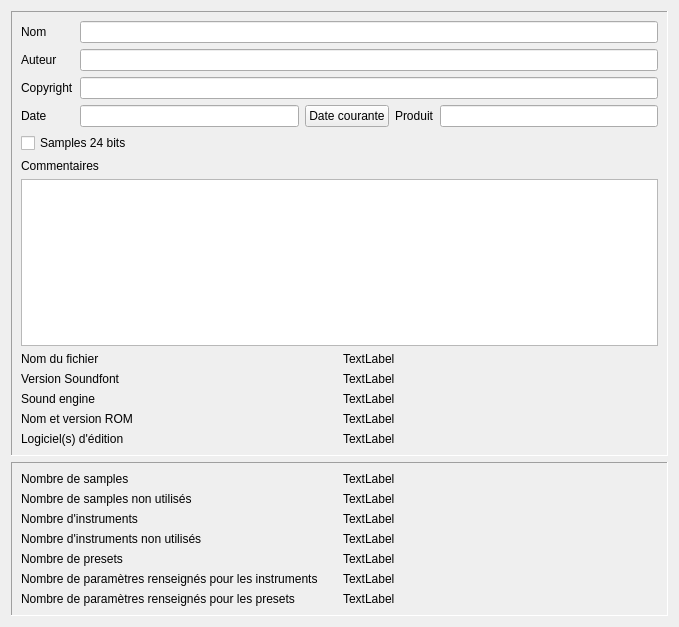
This is trunk/pages/page_sf2.ui in davy7125/polyphone as Qt 5 draws it before an edit. The edited form follows.
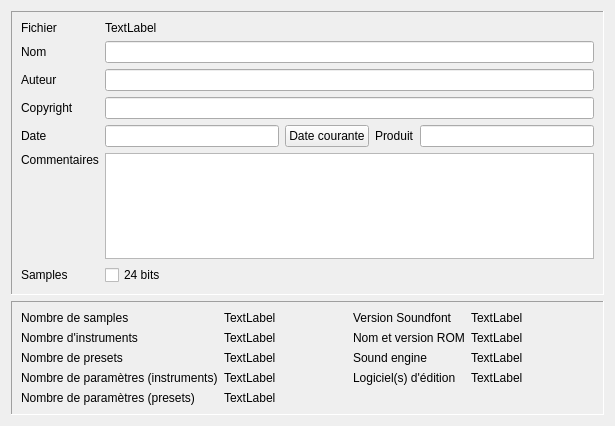
This is the edited form. Custom widgets are drawn as their Qt base class.

Commit message: sfz export (2/2) audio buffer size control restoration of the geometry and state of the window sustain pedal hold the keys volume controller control the main volume improvement of the help window about popup has changed global column has a background link or not stereo samples when editing automatic keyranges, max is 127 not 128 determination of rootkey according to sample name

The edit to the form file:
```diff
--- a/trunk/pages/page_sf2.ui
+++ b/trunk/pages/page_sf2.ui
@@ -6,8 +6,8 @@
    <rect>
     <x>0</x>
     <y>0</y>
-    <width>679</width>
-    <height>627</height>
+    <width>615</width>
+    <height>426</height>
    </rect>
   </property>
   <property name="windowTitle">
@@ -24,204 +24,123 @@
      </property>
      <layout class="QVBoxLayout" name="verticalLayout_9">
       <item>
-       <layout class="QHBoxLayout" name="horizontalLayout_3">
-        <property name="leftMargin">
-         <number>0</number>
-        </property>
-        <property name="rightMargin">
-         <number>0</number>
-        </property>
-        <item>
-         <layout class="QVBoxLayout" name="verticalLayout_10">
-          <property name="leftMargin">
-           <number>0</number>
+       <layout class="QGridLayout" name="gridLayout">
+        <item row="6" column="1">
+         <widget class="QCheckBox" name="check_24bits">
+          <property name="text">
+           <string>24 bits</string>
           </property>
-          <item>
-           <widget class="QLabel" name="label_21">
-            <property name="text">
-             <string>Nom</string>
-            </property>
-           </widget>
-          </item>
-          <item>
-           <widget class="QLabel" name="label_22">
-            <property name="text">
-             <string>Auteur</string>
-            </property>
-           </widget>
-          </item>
-          <item>
-           <widget class="QLabel" name="label_23">
-            <property name="text">
-             <string>Copyright</string>
-            </property>
-           </widget>
-          </item>
-          <item>
-           <widget class="QLabel" name="label_24">
-            <property name="text">
-             <string>Date</string>
-            </property>
-           </widget>
-          </item>
-         </layout>
+         </widget>
         </item>
-        <item>
-         <layout class="QVBoxLayout" name="verticalLayout_11">
-          <property name="leftMargin">
-           <number>0</number>
+        <item row="2" column="0">
+         <widget class="QLabel" name="label_22">
+          <property name="text">
+           <string>Auteur</string>
           </property>
-          <item>
-           <widget class="QLineEdit" name="lineEdit_name"/>
-          </item>
-          <item>
-           <widget class="QLineEdit" name="lineEdit_author"/>
-          </item>
-          <item>
-           <widget class="QLineEdit" name="lineEdit_copyright"/>
-          </item>
-          <item>
-           <layout class="QHBoxLayout" name="horizontalLayout_7">
-            <property name="topMargin">
-             <number>0</number>
-            </property>
-            <item>
-             <widget class="QLineEdit" name="lineEdit_date"/>
-            </item>
-            <item>
-             <widget class="QPushButton" name="pushButton_setNow">
-              <property name="text">
-               <string>Date courante</string>
-              </property>
-             </widget>
-            </item>
-            <item>
-             <widget class="QLabel" name="label_25">
-              <property name="text">
-               <string>Produit</string>
-              </property>
-             </widget>
-            </item>
-            <item>
-             <widget class="QLineEdit" name="lineEdit_product"/>
-            </item>
-           </layout>
-          </item>
-         </layout>
+         </widget>
         </item>
-       </layout>
-      </item>
-      <item>
-       <widget class="QCheckBox" name="check_24bits">
-        <property name="text">
-         <string>Samples 24 bits</string>
-        </property>
-       </widget>
-      </item>
-      <item>
-       <widget class="QLabel" name="label_26">
-        <property name="text">
-         <string>Commentaires</string>
-        </property>
-       </widget>
-      </item>
-      <item>
-       <widget class="TextEdit" name="textEdit_Com"/>
-      </item>
-      <item>
-       <layout class="QHBoxLayout" name="horizontalLayout_2">
-        <property name="topMargin">
-         <number>0</number>
-        </property>
-        <item>
-         <layout class="QVBoxLayout" name="verticalLayout_2">
+        <item row="3" column="0">
+         <widget class="QLabel" name="label_23">
+          <property name="text">
+           <string>Copyright</string>
+          </property>
+         </widget>
+        </item>
+        <item row="4" column="0">
+         <widget class="QLabel" name="label_24">
+          <property name="text">
+           <string>Date</string>
+          </property>
+         </widget>
+        </item>
+        <item row="2" column="1">
+         <widget class="QLineEdit" name="lineEdit_author"/>
+        </item>
+        <item row="3" column="1">
+         <widget class="QLineEdit" name="lineEdit_copyright"/>
+        </item>
+        <item row="1" column="0">
+         <widget class="QLabel" name="label_21">
+          <property name="text">
+           <string>Nom</string>
+          </property>
+         </widget>
+        </item>
+        <item row="5" column="0">
+         <widget class="QLabel" name="label_26">
+          <property name="text">
+           <string>Commentaires</string>
+          </property>
+          <property name="alignment">
+           <set>Qt::AlignLeading|Qt::AlignLeft|Qt::AlignTop</set>
+          </property>
+         </widget>
+        </item>
+        <item row="1" column="1">
+         <widget class="QLineEdit" name="lineEdit_name"/>
+        </item>
+        <item row="5" column="1">
+         <widget class="TextEdit" name="textEdit_Com"/>
+        </item>
+        <item row="4" column="1">
+         <layout class="QHBoxLayout" name="horizontalLayout_7">
           <property name="topMargin">
            <number>0</number>
           </property>
           <item>
-           <widget class="QLabel" name="label">
-            <property name="text">
-             <string>Nom du fichier</string>
-            </property>
-           </widget>
+           <widget class="QLineEdit" name="lineEdit_date"/>
           </item>
           <item>
-           <widget class="QLabel" name="label_5">
+           <widget class="QPushButton" name="pushButton_setNow">
             <property name="text">
-             <string>Version Soundfont</string>
+             <string>Date courante</string>
             </property>
            </widget>
           </item>
           <item>
-           <widget class="QLabel" name="label_3">
+           <widget class="QLabel" name="label_25">
             <property name="text">
-             <string>Sound engine</string>
+             <string>Produit</string>
             </property>
            </widget>
           </item>
           <item>
-           <widget class="QLabel" name="label_4">
-            <property name="text">
-             <string>Nom et version ROM</string>
-            </property>
-           </widget>
-          </item>
-          <item>
-           <widget class="QLabel" name="label_2">
-            <property name="text">
-             <string>Logiciel(s) d'édition</string>
-            </property>
-           </widget>
+           <widget class="QLineEdit" name="lineEdit_product"/>
           </item>
          </layout>
         </item>
-        <item>
-         <layout class="QVBoxLayout" name="verticalLayout">
-          <property name="leftMargin">
+        <item row="6" column="0">
+         <widget class="QLabel" name="label_6">
+          <property name="text">
+           <string>Samples</string>
+          </property>
+         </widget>
+        </item>
+        <item row="0" column="0">
+         <widget class="QLabel" name="label">
+          <property name="text">
+           <string>Fichier</string>
+          </property>
+         </widget>
+        </item>
+        <item row="0" column="1">
+         <widget class="QLabel" name="label_filename">
+          <property name="sizePolicy">
+           <sizepolicy hsizetype="Expanding" vsizetype="Preferred">
+            <horstretch>0</horstretch>
+            <verstretch>0</verstretch>
+           </sizepolicy>
+          </property>
+          <property name="text">
+           <string>TextLabel</string>
+          </property>
+          <property name="margin">
            <number>0</number>
           </property>
-          <item>
-           <widget class="QLabel" name="label_filename">
-            <property name="text">
-             <string>TextLabel</string>
-            </property>
-            <property name="margin">
-             <number>0</number>
-            </property>
-            <property name="indent">
-             <number>-1</number>
-            </property>
-           </widget>
-          </item>
-          <item>
-           <widget class="QLabel" name="label_sfVersion">
-            <property name="text">
-             <string>TextLabel</string>
-            </property>
-           </widget>
-          </item>
-          <item>
-           <widget class="QLabel" name="label_soundEngine">
-            <property name="text">
-             <string>TextLabel</string>
-            </property>
-           </widget>
-          </item>
-          <item>
-           <widget class="QLabel" name="label_romVersion">
-            <property name="text">
-             <string>TextLabel</string>
-            </property>
-           </widget>
-          </item>
-          <item>
-           <widget class="QLabel" name="label_software">
-            <property name="text">
-             <string>TextLabel</string>
-            </property>
-           </widget>
-          </item>
-         </layout>
+          <property name="indent">
+           <number>-1</number>
+          </property>
+         </widget>
         </item>
        </layout>
       </item>
@@ -238,104 +157,188 @@
      </property>
      <layout class="QHBoxLayout" name="horizontalLayout">
       <item>
-       <layout class="QVBoxLayout" name="verticalLayout_8">
-        <item>
-         <widget class="QLabel" name="label_7">
+       <layout class="QGridLayout" name="gridLayout_3">
+        <item row="0" column="2">
+         <widget class="QLabel" name="label_5">
           <property name="text">
-           <string>Nombre de samples</string>
+           <string>Version Soundfont</string>
           </property>
          </widget>
         </item>
-        <item>
-         <widget class="QLabel" name="label_9">
+        <item row="1" column="1">
+         <widget class="QLabel" name="label_nbInst">
+          <property name="maximumSize">
+           <size>
+            <width>150</width>
+            <height>16777215</height>
+           </size>
+          </property>
           <property name="text">
-           <string>Nombre de samples non utilisés</string>
+           <string>TextLabel</string>
           </property>
          </widget>
         </item>
-        <item>
+        <item row="3" column="1">
+         <widget class="QLabel" name="label_nbInstGen">
+          <property name="maximumSize">
+           <size>
+            <width>150</width>
+            <height>16777215</height>
+           </size>
+          </property>
+          <property name="text">
+           <string>TextLabel</string>
+          </property>
+         </widget>
+        </item>
+        <item row="1" column="0">
          <widget class="QLabel" name="label_10">
           <property name="text">
            <string>Nombre d'instruments</string>
           </property>
          </widget>
         </item>
-        <item>
-         <widget class="QLabel" name="label_11">
+        <item row="0" column="0">
+         <widget class="QLabel" name="label_7">
           <property name="text">
-           <string>Nombre d'instruments non utilisés</string>
+           <string>Nombre de samples</string>
           </property>
          </widget>
         </item>
-        <item>
-         <widget class="QLabel" name="label_13">
-          <property name="text">
-           <string>Nombre de presets</string>
-          </property>
-         </widget>
-        </item>
-        <item>
+        <item row="3" column="0">
          <widget class="QLabel" name="label_12">
           <property name="text">
-           <string>Nombre de paramètres renseignés pour les instruments</string>
+           <string>Nombre de paramètres (instruments)</string>
           </property>
          </widget>
         </item>
-        <item>
+        <item row="2" column="1">
+         <widget class="QLabel" name="label_nbPrst">
+          <property name="maximumSize">
+           <size>
+            <width>150</width>
+            <height>16777215</height>
+           </size>
+          </property>
+          <property name="text">
+           <string>TextLabel</string>
+          </property>
+         </widget>
+        </item>
+        <item row="4" column="0">
          <widget class="QLabel" name="label_8">
           <property name="text">
-           <string>Nombre de paramètres renseignés pour les presets</string>
+           <string>Nombre de paramètres (presets)</string>
           </property>
          </widget>
         </item>
-       </layout>
-      </item>
-      <item>
-       <layout class="QVBoxLayout" name="verticalLayout_7">
-        <item>
+        <item row="0" column="1">
          <widget class="QLabel" name="label_nbSmpl">
-          <property name="text">
-           <string>TextLabel</string>
+          <property name="sizePolicy">
+           <sizepolicy hsizetype="Expanding" vsizetype="Preferred">
+            <horstretch>0</horstretch>
+            <verstretch>0</verstretch>
+           </sizepolicy>
           </property>
-         </widget>
-        </item>
-        <item>
-         <widget class="QLabel" name="label_unusedSmpl">
-          <property name="text">
-           <string>TextLabel</string>
+          <property name="maximumSize">
+           <size>
+            <width>150</width>
+            <height>16777215</height>
+           </size>
           </property>
-         </widget>
-        </item>
-        <item>
-         <widget class="QLabel" name="label_nbInst">
           <property name="text">
            <string>TextLabel</string>
           </property>
          </widget>
         </item>
-        <item>
-         <widget class="QLabel" name="label_unusedInst">
+        <item row="2" column="0">
+         <widget class="QLabel" name="label_13">
           <property name="text">
-           <string>TextLabel</string>
+           <string>Nombre de presets</string>
           </property>
          </widget>
         </item>
-        <item>
-         <widget class="QLabel" name="label_nbPrst">
-          <property name="text">
-           <string>TextLabel</string>
-          </property>
-         </widget>
-        </item>
-        <item>
-         <widget class="QLabel" name="label_nbInstGen">
-          <property name="text">
-           <string>TextLabel</string>
-          </property>
-         </widget>
-        </item>
-        <item>
+        <item row="4" column="1">
          <widget class="QLabel" name="label_nbPrstGen">
+          <property name="maximumSize">
+           <size>
+            <width>150</width>
+            <height>16777215</height>
+           </size>
+          </property>
+          <property name="text">
+           <string>TextLabel</string>
+          </property>
+         </widget>
+        </item>
+        <item row="0" column="3">
+         <widget class="QLabel" name="label_sfVersion">
+          <property name="sizePolicy">
+           <sizepolicy hsizetype="Expanding" vsizetype="Preferred">
+            <horstretch>0</horstretch>
+            <verstretch>0</verstretch>
+           </sizepolicy>
+          </property>
+          <property name="text">
+           <string>TextLabel</string>
+          </property>
+         </widget>
+        </item>
+        <item row="1" column="2">
+         <widget class="QLabel" name="label_4">
+          <property name="text">
+           <string>Nom et version ROM</string>
+          </property>
+         </widget>
+        </item>
+        <item row="1" column="3">
+         <widget class="QLabel" name="label_romVersion">
+          <property name="sizePolicy">
+           <sizepolicy hsizetype="Expanding" vsizetype="Preferred">
+            <horstretch>0</horstretch>
+            <verstretch>0</verstretch>
+           </sizepolicy>
+          </property>
+          <property name="text">
+           <string>TextLabel</string>
+          </property>
+         </widget>
+        </item>
+        <item row="2" column="2">
+         <widget class="QLabel" name="label_3">
+          <property name="text">
+           <string>Sound engine</string>
+          </property>
+         </widget>
+        </item>
+        <item row="2" column="3">
+         <widget class="QLabel" name="label_soundEngine">
+          <property name="sizePolicy">
+           <sizepolicy hsizetype="Expanding" vsizetype="Preferred">
+            <horstretch>0</horstretch>
+            <verstretch>0</verstretch>
+           </sizepolicy>
+          </property>
+          <property name="text">
+           <string>TextLabel</string>
+          </property>
+         </widget>
+        </item>
+        <item row="3" column="2">
+         <widget class="QLabel" name="label_2">
+          <property name="text">
+           <string>Logiciel(s) d'édition</string>
+          </property>
+         </widget>
+        </item>
+        <item row="3" column="3">
+         <widget class="QLabel" name="label_software">
+          <property name="sizePolicy">
+           <sizepolicy hsizetype="Expanding" vsizetype="Preferred">
+            <horstretch>0</horstretch>
+            <verstretch>0</verstretch>
+           </sizepolicy>
+          </property>
           <property name="text">
            <string>TextLabel</string>
           </property>
```
Left out of the diff: 108 changed lines with no effect on the pictures. The commit also changes 88 other files.
